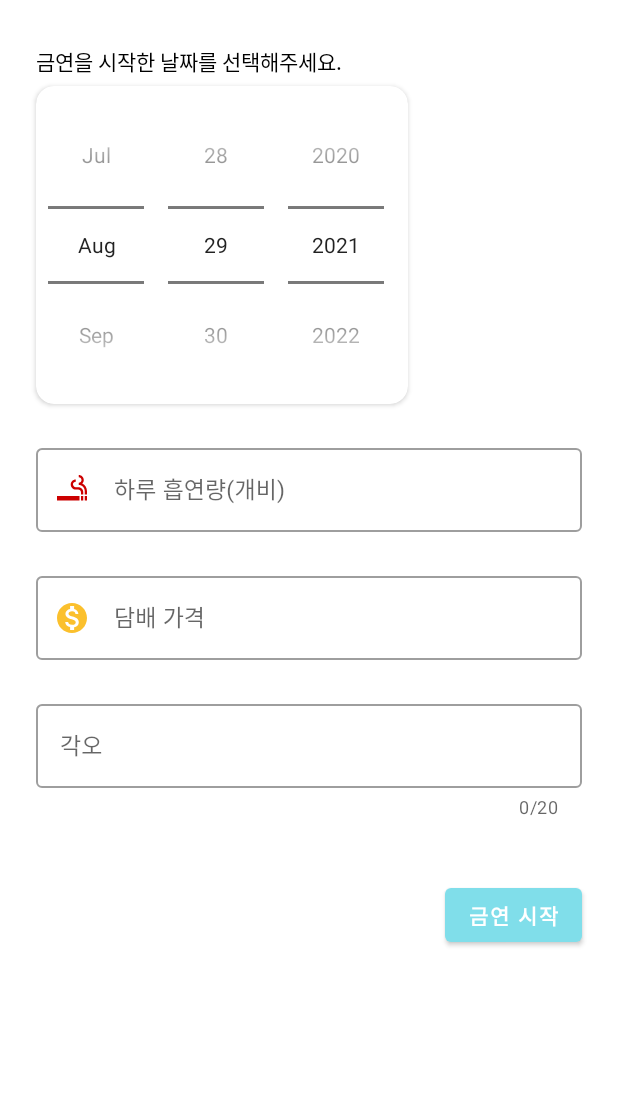
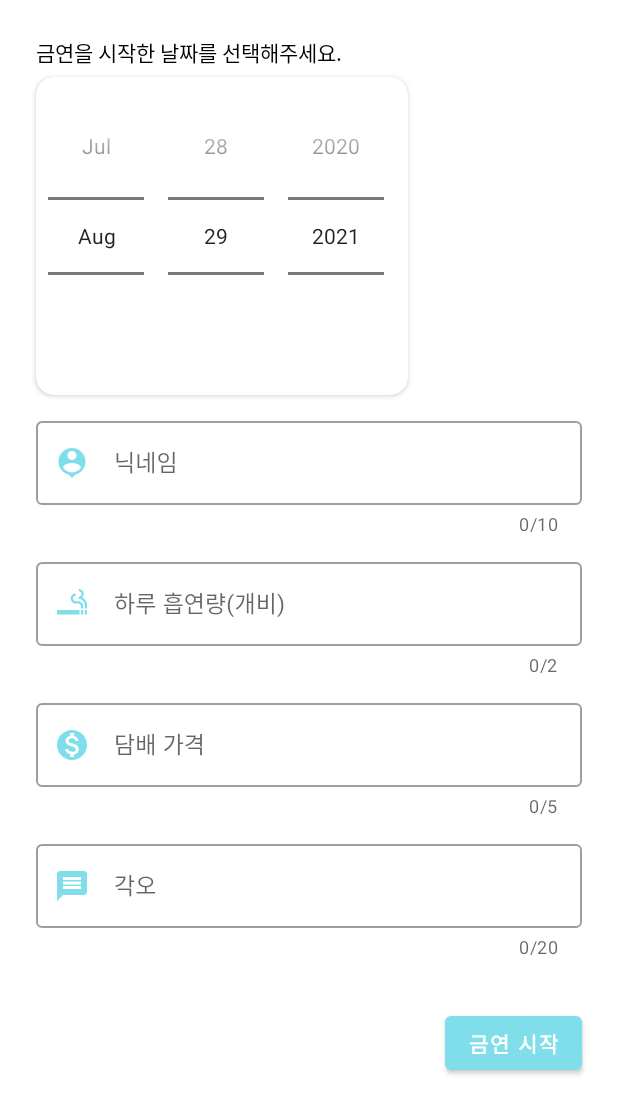
Before and after one commit to koreadydtkd/StopSmoking, an Android app: the screen it shows after launch (RegistrationActivity), on a phone screen of 412 x 824 dp. Shown: the top 1114 px of the screen. Run offline under Robolectric (Android 15) with nearby library versions, the phone set to English and light mode, and no system bars.

Commit message:
- 등록화면 아이콘 수정

```diff
--- a/app/src/main/java/hys/hmonkeyys/fastcampus/stopsmoking/RegistrationActivity.kt
+++ b/app/src/main/java/hys/hmonkeyys/fastcampus/stopsmoking/RegistrationActivity.kt
@@ -30,6 +30,9 @@ class RegistrationActivity : AppCompatActivity() {
 
     /** 각 뷰 초기화 */
     private fun initViews() {
+        // 날짜 최대 오늘날짜 까지 선택 가능
+        binding.datePicker.maxDate = System.currentTimeMillis()
+
         binding.stopSmokingButton.setOnClickListener {
             if(binding.amountOfSmokingEditText.text.isNullOrEmpty()) {
                 Toast.makeText(this, getString(R.string.toast_amount_of_smoking), Toast.LENGTH_SHORT).show()
--- /dev/null
+++ b/app/src/main/res/drawable/ic_baseline_message_24.xml
@@ -0,0 +1,10 @@
+<vector xmlns:android="http://schemas.android.com/apk/res/android"
+    android:width="24dp"
+    android:height="24dp"
+    android:viewportWidth="24"
+    android:viewportHeight="24"
+    android:tint="?attr/colorControlNormal">
+  <path
+      android:fillColor="@android:color/white"
+      android:pathData="M20,2L4,2c-1.1,0 -1.99,0.9 -1.99,2L2,22l4,-4h14c1.1,0 2,-0.9 2,-2L22,4c0,-1.1 -0.9,-2 -2,-2zM18,14L6,14v-2h12v2zM18,11L6,11L6,9h12v2zM18,8L6,8L6,6h12v2z"/>
+</vector>
--- /dev/null
+++ b/app/src/main/res/drawable/ic_baseline_person_pin_24.xml
@@ -0,0 +1,10 @@
+<vector xmlns:android="http://schemas.android.com/apk/res/android"
+    android:width="24dp"
+    android:height="24dp"
+    android:viewportWidth="24"
+    android:viewportHeight="24"
+    android:tint="?attr/colorControlNormal">
+  <path
+      android:fillColor="@android:color/white"
+      android:pathData="M12,2c-4.97,0 -9,4.03 -9,9 0,4.17 2.84,7.67 6.69,8.69L12,22l2.31,-2.31C18.16,18.67 21,15.17 21,11c0,-4.97 -4.03,-9 -9,-9zM12,4c1.66,0 3,1.34 3,3s-1.34,3 -3,3 -3,-1.34 -3,-3 1.34,-3 3,-3zM12,18.3c-2.5,0 -4.71,-1.28 -6,-3.22 0.03,-1.99 4,-3.08 6,-3.08 1.99,0 5.97,1.09 6,3.08 -1.29,1.94 -3.5,3.22 -6,3.22z"/>
+</vector>
--- a/app/src/main/res/layout/activity_registration.xml
+++ b/app/src/main/res/layout/activity_registration.xml
@@ -12,7 +12,7 @@
         android:layout_width="wrap_content"
         android:layout_height="wrap_content"
         android:layout_marginStart="24dp"
-        android:layout_marginTop="30dp"
+        android:layout_marginTop="24dp"
         android:text="금연을 시작한 날짜를 선택해주세요."
         android:textColor="@color/black"
         app:layout_constraintStart_toStartOf="parent"
@@ -38,20 +38,51 @@
     </androidx.cardview.widget.CardView>
 
     <com.google.android.material.textfield.TextInputLayout
+        android:id="@+id/nickNameTextField"
+        style="@style/Widget.MaterialComponents.TextInputLayout.OutlinedBox"
+        android:layout_width="0dp"
+        android:layout_height="wrap_content"
+        android:layout_marginStart="24dp"
+        android:layout_marginTop="12dp"
+        android:layout_marginEnd="24dp"
+        android:hint="닉네임"
+        app:counterEnabled="true"
+        app:counterMaxLength="10"
+        app:endIconMode="clear_text"
+        app:layout_constraintEnd_toEndOf="parent"
+        app:layout_constraintStart_toStartOf="parent"
+        app:layout_constraintTop_toBottomOf="@+id/datePickerCardView"
+        app:startIconDrawable="@drawable/ic_baseline_person_pin_24"
+        app:startIconTint="@color/main_color">
+
+        <com.google.android.material.textfield.TextInputEditText
+            android:id="@+id/nickNameEditText"
+            android:layout_width="match_parent"
+            android:layout_height="wrap_content"
+            android:inputType="text"
+            android:maxLength="10"
+            android:maxLines="1"
+            android:textSize="15sp" />
+
+    </com.google.android.material.textfield.TextInputLayout>
+
+    <com.google.android.material.textfield.TextInputLayout
         android:id="@+id/amountOfSmokingTextField"
         style="@style/Widget.MaterialComponents.TextInputLayout.OutlinedBox"
         android:layout_width="0dp"
         android:layout_height="wrap_content"
         android:layout_marginStart="24dp"
-        android:layout_marginTop="24dp"
+        android:layout_marginTop="12dp"
         android:layout_marginEnd="24dp"
         android:hint="@string/amount_of_smoking"
+        app:counterEnabled="true"
+        app:counterMaxLength="2"
         app:endIconMode="clear_text"
         app:layout_constraintEnd_toEndOf="parent"
         app:layout_constraintStart_toStartOf="parent"
-        app:layout_constraintTop_toBottomOf="@+id/datePickerCardView"
+        app:layout_constraintTop_toBottomOf="@+id/nickNameTextField"
         app:startIconDrawable="@drawable/ic_baseline_smoking_rooms_24"
-        app:startIconTint="@android:color/holo_red_dark">
+        app:startIconTint="@color/main_color">
 
         <com.google.android.material.textfield.TextInputEditText
             android:id="@+id/amountOfSmokingEditText"
@@ -70,15 +101,17 @@
         android:layout_width="0dp"
         android:layout_height="wrap_content"
         android:layout_marginStart="24dp"
-        android:layout_marginTop="24dp"
+        android:layout_marginTop="12dp"
         android:layout_marginEnd="24dp"
         android:hint="@string/tobacco_price"
+        app:counterEnabled="true"
+        app:counterMaxLength="5"
         app:endIconMode="clear_text"
         app:layout_constraintEnd_toEndOf="parent"
         app:layout_constraintStart_toStartOf="parent"
         app:layout_constraintTop_toBottomOf="@+id/amountOfSmokingTextField"
         app:startIconDrawable="@drawable/ic_baseline_monetization_on_24"
-        app:startIconTint="@color/yellow">
+        app:startIconTint="@color/main_color">
 
         <com.google.android.material.textfield.TextInputEditText
             android:id="@+id/tobaccoPriceEditText"
@@ -97,7 +130,7 @@
         android:layout_width="0dp"
         android:layout_height="wrap_content"
         android:layout_marginStart="24dp"
-        android:layout_marginTop="24dp"
+        android:layout_marginTop="12dp"
         android:layout_marginEnd="24dp"
         android:hint="@string/resolution"
         app:counterEnabled="true"
@@ -105,7 +138,9 @@
         app:endIconMode="clear_text"
         app:layout_constraintEnd_toEndOf="parent"
         app:layout_constraintStart_toStartOf="parent"
-        app:layout_constraintTop_toBottomOf="@+id/tobaccoPriceTextField">
+        app:layout_constraintTop_toBottomOf="@+id/tobaccoPriceTextField"
+        app:startIconDrawable="@drawable/ic_baseline_message_24"
+        app:startIconTint="@color/main_color">
 
         <com.google.android.material.textfield.TextInputEditText
             android:id="@+id/myResolutionEditText"
@@ -122,7 +157,7 @@
         android:id="@+id/stopSmokingButton"
         android:layout_width="wrap_content"
         android:layout_height="wrap_content"
-        android:layout_marginTop="40dp"
+        android:layout_marginTop="32dp"
         android:layout_marginEnd="24dp"
         android:text="@string/stop_smoking_start"
         android:textStyle="bold"
--- a/app/src/main/res/values/themes.xml
+++ b/app/src/main/res/values/themes.xml
@@ -1,4 +1,4 @@
-<resources xmlns:tools="http://schemas.android.com/tools">
+ <resources xmlns:tools="http://schemas.android.com/tools">
     <!-- Base application theme. -->
     <style name="Theme.StopSmoking" parent="Theme.MaterialComponents.Light.NoActionBar">
 
```
